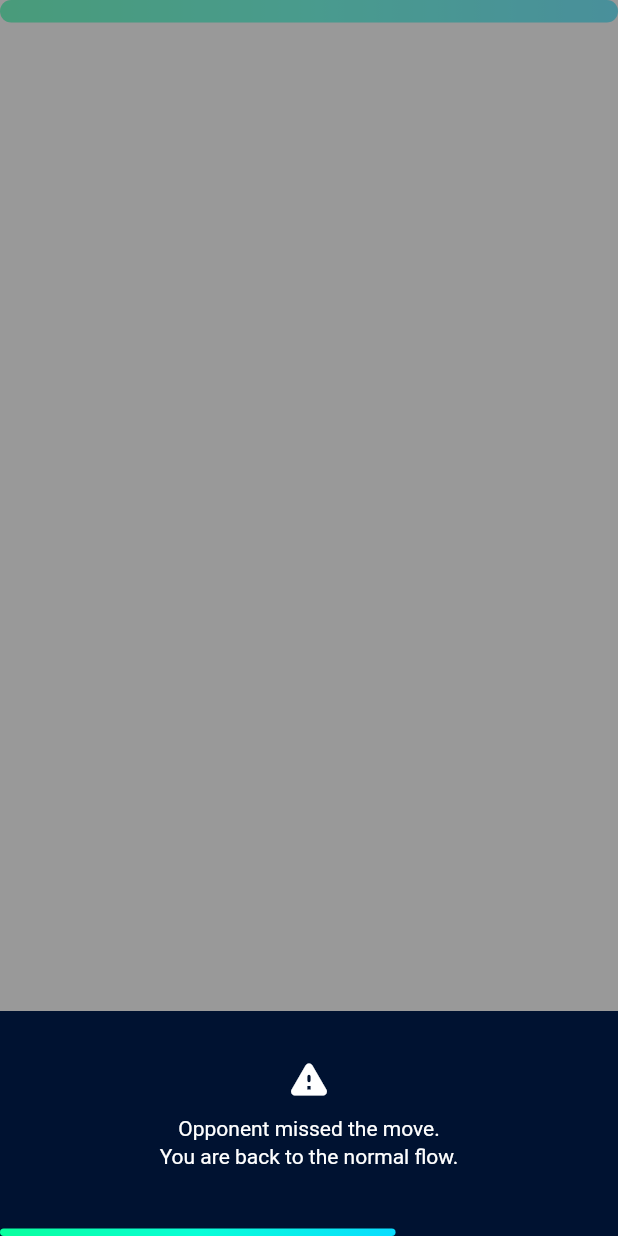
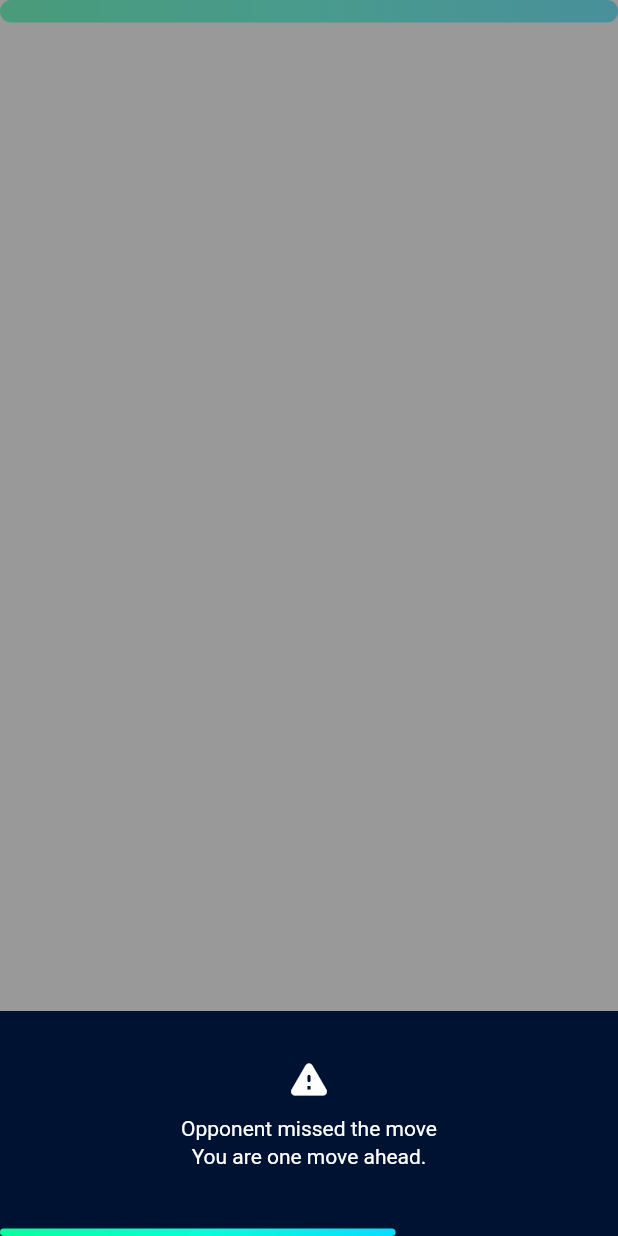
Before and after one commit to Duranovic/Tick-Toe, a Flutter app: the TimerLoadingBar widget shown alone on an empty page, opened directly with empty values, on a phone screen of 412 x 824 dp. Run offline on Flutter 3.47's test engine with Material 2 defaults, Android fonts, the light colour scheme and no system bars; our stand-ins replace bloc, flutter_bloc, flutter_svg, go_router.

Commit message:
Integrate missed move with the game flow

```diff
--- a/lib/src/features/game/domain/game.enum.dart
+++ b/lib/src/features/game/domain/game.enum.dart
@@ -8,6 +8,7 @@ enum TimerStatus {
   running,
   paused,
   completed,
+  fastener,
   restarted,
 }
 
--- a/lib/src/features/game/presentation/missed_move.dart
+++ b/lib/src/features/game/presentation/missed_move.dart
@@ -1,7 +1,9 @@
 import 'package:flutter/material.dart';
 
 class MissedMove extends StatelessWidget {
-  const MissedMove({super.key});
+  final String? title;
+  final String? description;
+  const MissedMove({super.key, this.title, this.description});
 
   @override
   Widget build(BuildContext context) {
@@ -9,23 +11,23 @@ class MissedMove extends StatelessWidget {
       mainAxisSize: MainAxisSize.min,
       crossAxisAlignment: CrossAxisAlignment.stretch,
       mainAxisAlignment: MainAxisAlignment.center,
-      children: const [
-        Icon(Icons.warning_rounded,
+      children: [
+        const Icon(Icons.warning_rounded,
             color: Colors.white, size: 30.0), // The warning icon
-        SizedBox(height: 10.0),
+        const SizedBox(height: 10.0),
         Text(
-          "Opponent missed the move.",
+          title ?? 'Missed Move',
           textAlign: TextAlign.center,
-          style: TextStyle(
+          style: const TextStyle(
             color: Colors.white,
             fontSize: 14.0,
           ),
         ),
-        SizedBox(height: 3.0),
+        const SizedBox(height: 3.0),
         Text(
-          "You are back to the normal flow.",
+          description ?? '',
           textAlign: TextAlign.center,
-          style: TextStyle(fontSize: 14.0, color: Colors.white),
+          style: const TextStyle(fontSize: 14.0, color: Colors.white),
         )
       ],
     );
--- a/lib/src/features/game/presentation/timer_loading_bar.dart
+++ b/lib/src/features/game/presentation/timer_loading_bar.dart
@@ -24,13 +24,18 @@ class _TimerLoadingBarState extends State<TimerLoadingBar>
     _controller.forward();
   }
 
-  void timerCompleted() {}
+  void resetTimer() {
+    widget.timerCubit.resetMissedMoveTime();
+    reset(widget.timerCubit.state.duration);
+  }
 
-  void resetTimer() {
-    _controller.duration = Duration(
-        seconds: widget.timerCubit.state.missedMoveDuration != 0
-            ? widget.timerCubit.state.missedMoveDuration
-            : widget.timerCubit.state.duration);
+  void fastenerResetTimer() {
+    widget.timerCubit.setMissedMoveTime();
+    reset(widget.timerCubit.state.missedMoveDuration);
+  }
+
+  void reset(int duration) {
+    _controller.duration = Duration(seconds: duration);
     _controller.reset();
     _controller.forward();
   }
@@ -45,6 +50,22 @@ class _TimerLoadingBarState extends State<TimerLoadingBar>
     if (!_controller.isAnimating) {
       _controller.forward();
     }
+  }
+
+  void renderMissedMove(
+      String? title, String? description, Function? whenComplete) {
+    showDialog(
+        context: context,
+        builder: (BuildContext context) {
+          return LoadingPopupWContent(
+            contentWidget: MissedMove(
+              title: title,
+              description: description,
+            ),
+          );
+        }).whenComplete(
+      () => whenComplete!(),
+    );
   }
 
   @override
@@ -74,19 +95,16 @@ class _TimerLoadingBarState extends State<TimerLoadingBar>
     widget.timerCubit.stream.listen((state) {
       if (state.status == TimerStatus.completed) {
         if (state.missedMoveDuration == 0) {
-          showDialog(
-              context: context,
-              builder: (BuildContext context) {
-                return const LoadingPopupWContent(
-                  contentWidget: MissedMove(),
-                );
-              }).whenComplete(() => widget.timerCubit.resetTimer());
+          renderMissedMove('Opponent missed the move',
+              "You are one move ahead.", widget.timerCubit.fasterResetTimer);
         } else {
-          widget.timerCubit.resetTimer();
-          widget.timerCubit.resetMissedMoveTime();
+          renderMissedMove('Opponent missed the move',
+              "You are back to the normal flow.", widget.timerCubit.resetTimer);
         }
       } else if (state.status == TimerStatus.restarted) {
         resetTimer();
+      } else if (state.status == TimerStatus.fastener) {
+        fastenerResetTimer();
       } else if (state.status == TimerStatus.paused) {
         pauseAnimation();
       } else if (state.status == TimerStatus.running) {
```
Also changed, not shown: lib/src/features/game/presentation/cubit/timer_cubit.dart (+13 -0 lines).
